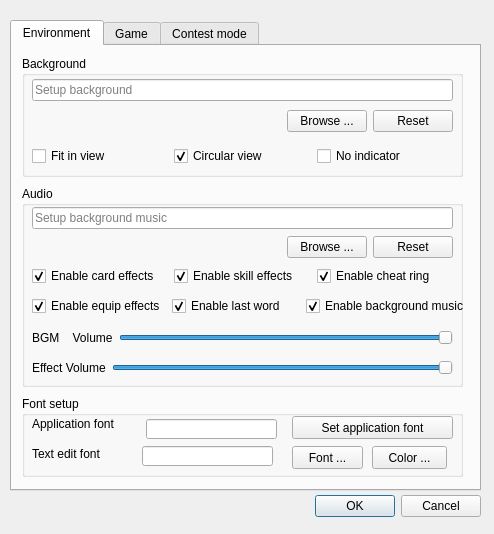
Before: the Qt Designer form src/dialog/configdialog.ui in wy19890204/Shuihusha, drawn with Qt 5.
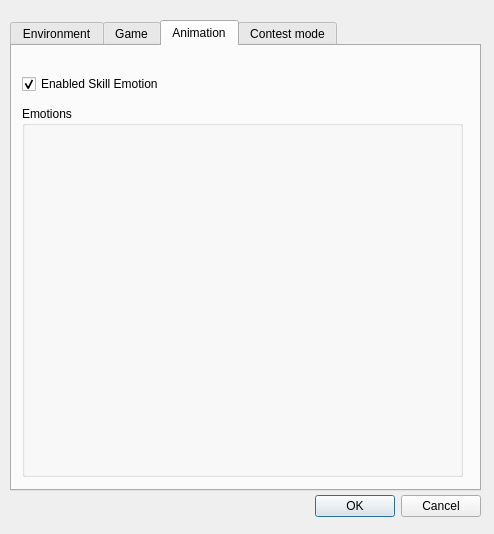
After: the same form once the commit is applied.

What changed in the file:
```diff
--- a/src/dialog/configdialog.ui
+++ b/src/dialog/configdialog.ui
@@ -26,7 +26,7 @@
     </rect>
    </property>
    <property name="currentIndex">
-    <number>0</number>
+    <number>2</number>
    </property>
    <widget class="QWidget" name="envTab">
     <attribute name="title">
@@ -677,6 +677,40 @@
      </property>
     </widget>
    </widget>
+   <widget class="QWidget" name="tab_2">
+    <attribute name="title">
+     <string>Animation</string>
+    </attribute>
+    <widget class="QCheckBox" name="skillEmotionBox">
+     <property name="geometry">
+      <rect>
+       <x>10</x>
+       <y>30</y>
+       <width>151</width>
+       <height>16</height>
+      </rect>
+     </property>
+     <property name="text">
+      <string>Enabled Skill Emotion</string>
+     </property>
+     <property name="checked">
+      <bool>true</bool>
+     </property>
+    </widget>
+    <widget class="QGroupBox" name="emoGroupBox">
+     <property name="geometry">
+      <rect>
+       <x>10</x>
+       <y>60</y>
+       <width>441</width>
+       <height>371</height>
+      </rect>
+     </property>
+     <property name="title">
+      <string>Emotions</string>
+     </property>
+    </widget>
+   </widget>
    <widget class="QWidget" name="tab">
     <attribute name="title">
      <string>Contest mode</string>
```
